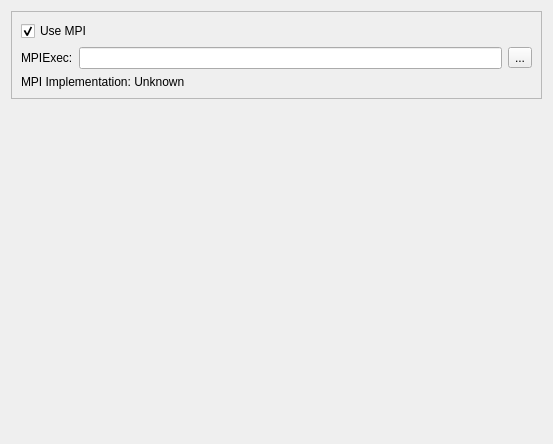
SimVascular/SimVascular, file Code/Source/sv4gui/Plugins/org.sv.gui.qt.simulation/sv4gui_MPIPreferencePage.ui: the form before one commit.
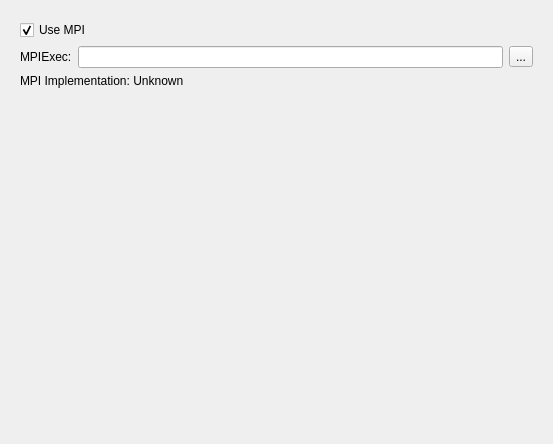
The form after the commit.

```diff
--- a/Code/Source/sv4gui/Plugins/org.sv.gui.qt.simulation/sv4gui_MPIPreferencePage.ui
+++ b/Code/Source/sv4gui/Plugins/org.sv.gui.qt.simulation/sv4gui_MPIPreferencePage.ui
@@ -17,10 +17,10 @@
    <item>
     <widget class="QFrame" name="frame">
      <property name="frameShape">
-      <enum>QFrame::StyledPanel</enum>
+      <enum>QFrame::NoFrame</enum>
      </property>
      <property name="frameShadow">
-      <enum>QFrame::Raised</enum>
+      <enum>QFrame::Plain</enum>
      </property>
      <layout class="QVBoxLayout" name="verticalLayout">
       <item>
```
